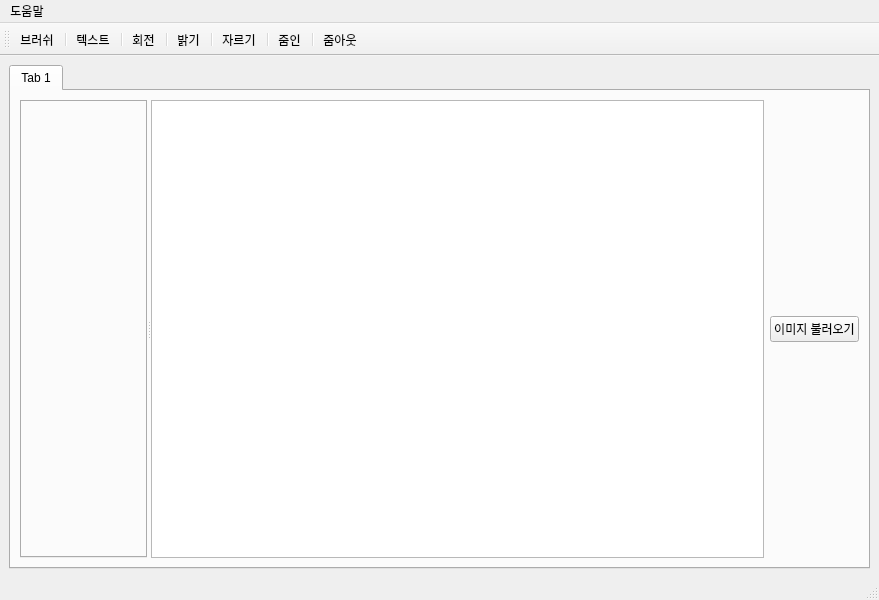
Before: the Qt Designer form ImageViewerSW/mainwindow.ui in Jeong0809/QT, drawn with Qt 5.
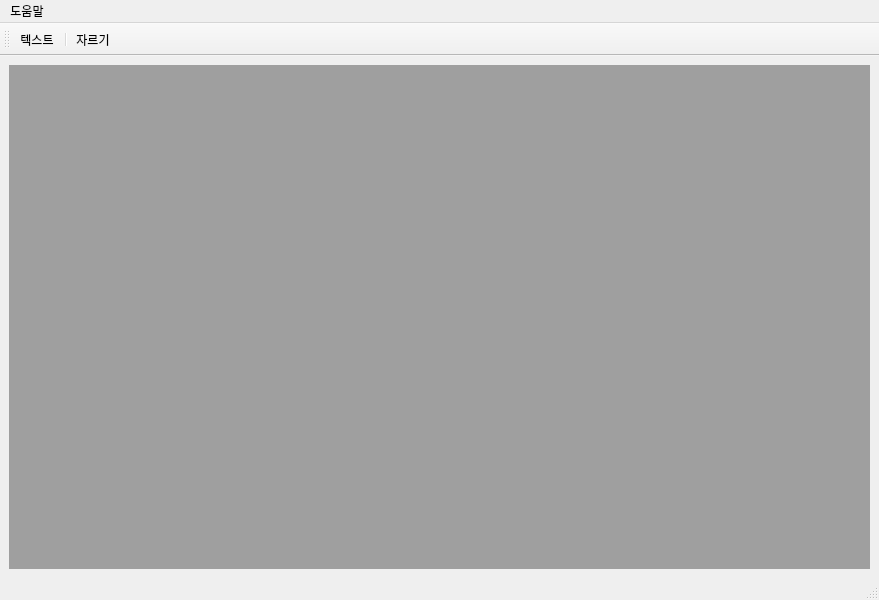
After: the same form once the commit is applied.

Patch:
```diff
--- a/ImageViewerSW/mainwindow.ui
+++ b/ImageViewerSW/mainwindow.ui
@@ -16,37 +16,10 @@
   <widget class="QWidget" name="centralwidget">
    <layout class="QHBoxLayout" name="horizontalLayout">
     <item>
-     <widget class="QTabWidget" name="tabWidget_2">
-      <property name="currentIndex">
-       <number>0</number>
+     <widget class="QMdiArea" name="mdiArea">
+      <property name="viewMode">
+       <enum>QMdiArea::TabbedView</enum>
       </property>
-      <widget class="QWidget" name="tab_3">
-       <attribute name="title">
-        <string>Tab 1</string>
-       </attribute>
-       <layout class="QHBoxLayout" name="horizontalLayout_2">
-        <item>
-         <widget class="QSplitter" name="splitter">
-          <property name="orientation">
-           <enum>Qt::Horizontal</enum>
-          </property>
-          <widget class="QTabWidget" name="tabWidget">
-           <property name="currentIndex">
-            <number>-1</number>
-           </property>
-          </widget>
-          <widget class="QGraphicsView" name="graphicsView"/>
-         </widget>
-        </item>
-        <item>
-         <widget class="QPushButton" name="pushButton">
-          <property name="text">
-           <string>이미지 불러오기</string>
-          </property>
-         </widget>
-        </item>
-       </layout>
-      </widget>
      </widget>
     </item>
    </layout>
@@ -79,60 +52,25 @@
    <attribute name="toolBarBreak">
     <bool>false</bool>
    </attribute>
-   <addaction name="actionBrush"/>
-   <addaction name="separator"/>
    <addaction name="actionText"/>
    <addaction name="separator"/>
-   <addaction name="actionRotation"/>
-   <addaction name="separator"/>
-   <addaction name="actionBrightness"/>
-   <addaction name="separator"/>
    <addaction name="actionCut"/>
-   <addaction name="separator"/>
-   <addaction name="actionzoomIn"/>
-   <addaction name="separator"/>
-   <addaction name="actionzoomOut"/>
   </widget>
   <action name="actionAbout">
    <property name="text">
     <string>도움말</string>
    </property>
   </action>
-  <action name="actionBrush">
-   <property name="text">
-    <string>브러쉬</string>
-   </property>
-  </action>
   <action name="actionText">
    <property name="text">
     <string>텍스트</string>
    </property>
   </action>
-  <action name="actionRotation">
-   <property name="text">
-    <string>회전</string>
-   </property>
-  </action>
-  <action name="actionBrightness">
-   <property name="text">
-    <string>밝기</string>
-   </property>
-  </action>
   <action name="actionCut">
    <property name="text">
     <string>자르기</string>
    </property>
   </action>
-  <action name="actionzoomIn">
-   <property name="text">
-    <string>줌인</string>
-   </property>
-  </action>
-  <action name="actionzoomOut">
-   <property name="text">
-    <string>줌아웃</string>
-   </property>
-  </action>
  </widget>
  <resources/>
  <connections/>
```
